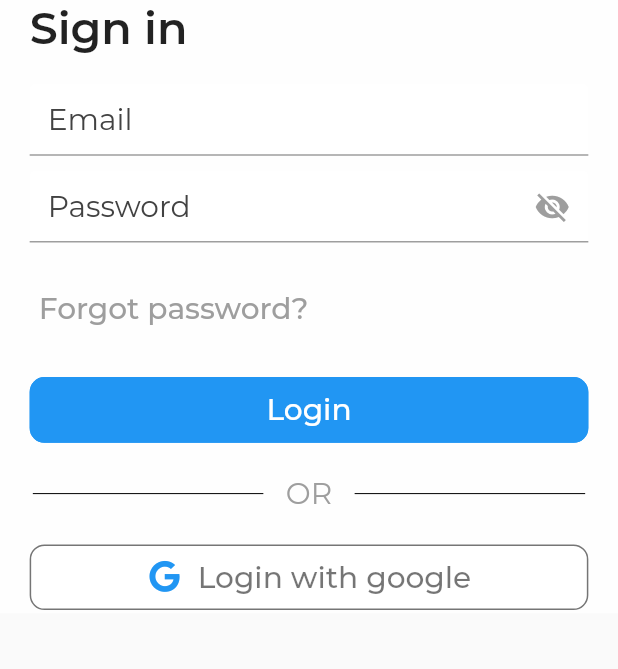
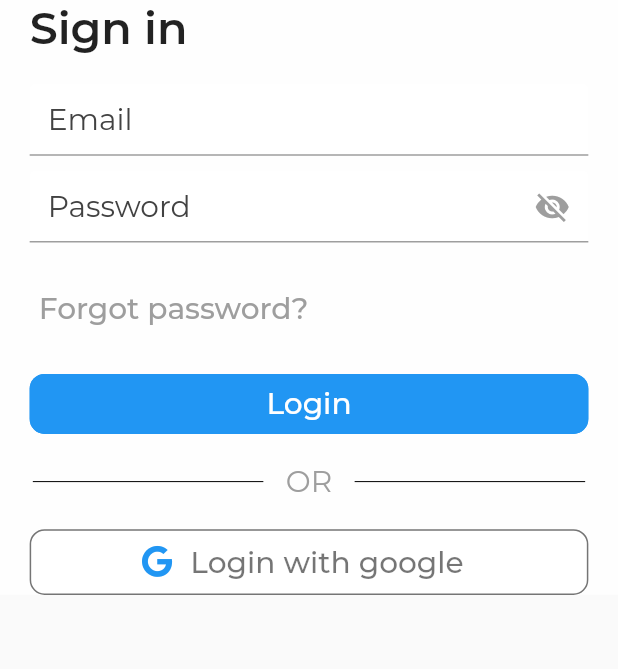
Before and after one commit to manish-poudel/Everest, a Flutter app: the screen it shows after launch, after a tap on "Login", on a phone screen of 412 x 824 dp, the part 210-879 px from its top. Run offline on Flutter 3.47's test engine with Material 2 defaults, Android fonts, the phone set to English and light mode, and no system bars; project files that could hold a hidden picture were left out.

Commit message:
Manish: fixed padding issue in button collection of intro page.

```diff
--- a/lib/Views/intro_page.dart
+++ b/lib/Views/intro_page.dart
@@ -5,7 +5,7 @@ import 'package:everest/Resources/custom_icons.dart';
 import 'package:everest/Utilities/ScreenUtility.dart';
 import 'package:everest/Utilities/ViewUtility.dart';
 import 'package:everest/Views/login_page.dart';
-import 'package:everest/Widgets/custom_buttons.dart';
+import 'package:everest/Widgets/rounded_flat_buttons.dart';
 import 'package:flutter/material.dart';
 
 /// First time intro page of the app. Allows user to see what app is all about with sign in and sign up options.
@@ -17,26 +17,28 @@ class IntroPage extends StatefulWidget {
 }
 
 class _IntroPageState extends State<IntroPage> {
+  double _illustrativeImgHeight;
+  double _illustrativeImgWidth;
+  double _standardPadding;
+
+
   @override
   Widget build(BuildContext context) {
     /// Height and width of app logo
-    double appLogoHeight = ScreenUtility.getScreenHeight(context) * 0.17;
+    double appLogoHeight = ScreenUtility.getScreenHeight(context) * 0.08;
     double appLogoWidth = ScreenUtility.getScreenWidth(context) * 0.2;
+    /// Height and width of illustrative image
+    _illustrativeImgHeight = ScreenUtility.getScreenHeight(context) * 0.37;
+    _illustrativeImgWidth = ScreenUtility.getScreenWidth(context);
 
-    /// Height and width of illustrative image
-    double illustrativeImgHeight =
-        ScreenUtility.getScreenHeight(context) * 0.37;
-    double illustrativeImgWidth = ScreenUtility.getScreenWidth(context);
-
-    double standardPadding = ScreenUtility.getStandardPadding(context);
-
+    _standardPadding = ScreenUtility.getStandardPadding(context);
     AppTheme.setStatusBarLightTheme();
     return MaterialApp(
       debugShowCheckedModeBanner: false,
       theme: AppTheme.light(context),
       home: Scaffold(
         body: Container(
-          padding: EdgeInsets.only(left: standardPadding, right:standardPadding),
+          padding: EdgeInsets.only(left: _standardPadding, right:_standardPadding, top: ScreenUtility.getStatusBarHeight(context)),
           width: ScreenUtility.getScreenWidth(context),
           child: Column(
             crossAxisAlignment: CrossAxisAlignment.start,
@@ -45,55 +47,75 @@ class _IntroPageState extends State<IntroPage> {
                 image: AssetImage(ImageResources.appLogoPath),
                 height: appLogoHeight,
                 width: appLogoWidth,
+                fit: BoxFit.fitHeight,
               ),
-              Align(
-                  alignment: Alignment.center,
-                  child: Image(
+            Padding(
+              padding: EdgeInsets.only(top: _standardPadding * 2),
+              child: _illustrativeImgWithCaption(),
+            ),
+              Expanded(child: _buttonsCollection())
+            ],
+          ),
+        ),
+      ),
+    );
+  }
+
+
+  /// Widget that display illustrative image with caption
+  /// @returns Widget
+  Widget _illustrativeImgWithCaption()
+  {
+    return Column(
+      crossAxisAlignment: CrossAxisAlignment.center,
+      children: [
+        Image(
           image: AssetImage(ImageResources.introPageIllustrationPath),
-                    height: illustrativeImgHeight,
-                    width: illustrativeImgWidth,
+          height: _illustrativeImgHeight,
+          width: _illustrativeImgWidth,
           fit: BoxFit.fitHeight,
-                  )),
-              Center(
-                  child: Padding(
-                padding: EdgeInsets.only(top: standardPadding * 2.4),
-                child: Text(StringResources.IntroPageImgCaptionMainOne,
+        ),
+        _headingWithSubtitle(StringResources.IntroPageImgCaptionMainOne, StringResources.IntroPageImgCaptionSubOne),
+        Padding(
+          padding: EdgeInsets.only(top:_standardPadding),
+          child: _headingWithSubtitle(StringResources.IntroPageImgCaptionMainTwo, StringResources.IntroPageImgCaptionSubTwo),
+        ),
+      ],
+    );
+  }
+
+  /// Widget with heading and caption text
+  /// @returns Widget
+  Widget _headingWithSubtitle(String heading, String subtitle)
+  {
+    return Column(
+      children: [
+        Text(heading,
             style: TextStyle(
                 fontSize: ScreenUtility.getStandardSize8(context) * 2,
                 fontFamily: 'Montserrat',
                 fontWeight: FontWeight.w500)),
-              )),
-              Center(
-                  child: Text(StringResources.IntroPageImgCaptionSubOne,
+        Text(subtitle,
             style: TextStyle(
                 fontSize:
                 ScreenUtility.getStandardSize8(context) * 1.5,
                 fontFamily: 'Montserrat',
-                          fontWeight: FontWeight.w300))),
-              Center(
-                  child: Padding(
-                padding: EdgeInsets.only(top: standardPadding),
-                child: Text(StringResources.IntroPageImgCaptionMainTwo,
-                    style: TextStyle(
-                        fontSize: ScreenUtility.getStandardSize8(context) * 2,
-                        fontFamily: 'Montserrat',
-                        fontWeight: FontWeight.w500)),
-              )),
-              Center(
-                  child: Text(StringResources.IntroPageImgCaptionSubTwo,
-                      style: TextStyle(
-                          fontSize:
-                              ScreenUtility.getStandardSize8(context) * 1.5,
-                          fontFamily: 'Montserrat',
-                          fontWeight: FontWeight.w300))),
-              Padding(
-                padding: EdgeInsets.only(
-                    top: standardPadding * 4,
-                    left: standardPadding * 2,
-                    right: standardPadding * 2),
+                fontWeight: FontWeight.w300)),
+      ],
+    );
+  }
+
+  /// All the button on the intro page
+  /// @returns Widget with list of rounded buttons
+  Widget _buttonsCollection()
+  {
+    return Container(
+      padding: EdgeInsets.only(left: _standardPadding, right: _standardPadding),
       child: Column(
+        crossAxisAlignment: CrossAxisAlignment.center,
+        mainAxisAlignment: MainAxisAlignment.center,
         children: [
-                    CustomRoundedButton(
+          RoundedFlatButton(
             onClick: _onJoinNowBtnPressed,
             width: ScreenUtility.getScreenWidth(context),
             text: "Join now",
@@ -102,8 +124,8 @@ class _IntroPageState extends State<IntroPage> {
             borderColor: Colors.blue,
           ),
           Padding(
-                      padding:  EdgeInsets.only(top:ScreenUtility.getStandardPadding(context)),
-                      child: CustomRoundedButton(
+            padding:EdgeInsets.only(top:_standardPadding, bottom: _standardPadding),
+            child: RoundedFlatButton(
               onClick: _onJoinNowBtnPressed,
               width: ScreenUtility.getScreenWidth(context),
               text: "Join with google",
@@ -113,9 +135,7 @@ class _IntroPageState extends State<IntroPage> {
               icon: Icon(CustomIcons.google, color: Colors.blue),
             ),
           ),
-                    Padding(
-                      padding:EdgeInsets.only(top:ScreenUtility.getStandardPadding(context)),
-                      child: CustomRoundedButton(
+          RoundedFlatButton(
             onClick: _onLoginButtonPressed,
             width: ScreenUtility.getScreenWidth(context),
             text: "Login",
@@ -123,13 +143,7 @@ class _IntroPageState extends State<IntroPage> {
             backgroundColor: Colors.white,
             borderColor: Colors.black54,
           ),
-                    ),
         ],
-                ),
-              )
-            ],
-          ),
-        ),
       ),
     );
   }
--- a/lib/Views/login_page.dart
+++ b/lib/Views/login_page.dart
@@ -1,19 +1,15 @@
 import 'package:everest/Resources/app_image_resources.dart';
-import 'package:everest/Resources/app_theme.dart';
 import 'package:everest/Resources/custom_icons.dart';
 import 'package:everest/Utilities/ScreenUtility.dart';
-import 'package:everest/Widgets/custom_buttons.dart';
-import 'package:everest/Widgets/custom_dashedtext_widget.dart';
-import 'package:everest/Widgets/custom_login_widget.dart';
-import 'package:everest/Widgets/custom_textbox.dart';
+import 'package:everest/Widgets/rounded_flat_buttons.dart';
+import 'package:everest/Widgets/dashed_text_widget.dart';
+import 'package:everest/Widgets/login_widget.dart';
 import 'package:flutter/material.dart';
 
 /// Login view page to handle authentication
 ///@author Manish Poudel
 ///@createdAt 9/23/2020
 class LoginPage extends StatelessWidget {
-  static const String _loginPageBannerImgPath =
-      "assets/images/login_page_banner.png";
 
   @override
   Widget build(BuildContext context) {
@@ -22,7 +18,7 @@ class LoginPage extends StatelessWidget {
     double appLogoWidth = ScreenUtility.getScreenWidth(context) * 0.2;
     double standardPadding = ScreenUtility.getStandardPadding(context);
 
-    CustomLoginWidget customLoginWidget = CustomLoginWidget();
+    LoginWidget customLoginWidget = LoginWidget();
 
     return Scaffold(
       resizeToAvoidBottomInset: true,
@@ -43,11 +39,11 @@ class LoginPage extends StatelessWidget {
               customLoginWidget,
               Padding(
                 padding: EdgeInsets.only(top:standardPadding * 2, bottom: standardPadding * 2),
-                child: CustomDashedTextWidget(lineHeight: 1, lineWidth: 1,text: "OR",),
+                child: DashedTextWidget(lineHeight: 1, lineWidth: 1,text: "OR",),
               ),
               Padding(
                 padding:  EdgeInsets.only(left: standardPadding, right: standardPadding),
-                child: CustomRoundedButton(
+                child: RoundedFlatButton(
                   onClick: null,
                   width: ScreenUtility.getScreenWidth(context),
                   text: "Login with google",
--- /dev/null
+++ b/lib/Views/registration_page.dart
@@ -0,0 +1,16 @@
+import 'package:flutter/material.dart';
+
+/// Register view page to handle registration
+///@author Manish Poudel
+///@createdAt 9/24/2020
+class RegistrationPage extends StatefulWidget {
+  @override
+  _RegistrationPageState createState() => _RegistrationPageState();
+}
+
+class _RegistrationPageState extends State<RegistrationPage> {
+  @override
+  Widget build(BuildContext context) {
+    return Container();
+  }
+}
--- a/lib/Widgets/custom_buttons.dart
+++ /dev/null
@@ -1,63 +0,0 @@
-import 'package:everest/Utilities/ScreenUtility.dart';
-import 'package:flutter/material.dart';
-
-/// Class that provides button
-/// @author Manish Poudel
-/// @createdAt 9/24/2020
-class CustomRoundedButton extends StatelessWidget {
-  final String text;
-  final double width;
-  final Function onClick;
-  final Color borderColor;
-  final Color backgroundColor;
-  final Color textColor;
-  final Icon icon;
-
-  CustomRoundedButton(
-      {@required this.text,
-      @required this.width,
-      @required this.onClick,
-      @required this.backgroundColor,
-      @required this.textColor,
-      @required this.borderColor,
-      this.icon});
-  @override
-  Widget build(BuildContext context) {
-    return FlatButton(
-      onPressed: () => Function.apply(onClick, []),
-      color: backgroundColor,
-      shape: RoundedRectangleBorder(
-          borderRadius:
-              BorderRadius.circular(ScreenUtility.getStandardSize8(context)),
-          side: BorderSide(color: borderColor)),
-      child: Container(
-          width: width,
-          child: Center(
-              child: icon == null
-                  ? Padding(
-                    padding:  EdgeInsets.all(ScreenUtility.getStandardSize8(context)),
-                    child: Text(text,
-                        style: TextStyle(
-                            fontSize: ScreenUtility.getStandardSize8(context) * 2,
-                            fontFamily: 'Montserrat',
-                            color: textColor)),
-                  )
-                  : Row(
-                      mainAxisAlignment: MainAxisAlignment.center,
-                      children: [
-                        icon,
-                        Padding(
-                          padding: EdgeInsets.only(left: ScreenUtility.getStandardSize8(context),
-                            top: ScreenUtility.getStandardSize8(context), bottom: ScreenUtility.getStandardSize8(context) ),
-                          child: Text(text,
-                              style: TextStyle(
-                                  fontSize:
-                                      ScreenUtility.getStandardSize8(context) * 2,
-                                  fontFamily: 'Montserrat',
-                                  color: textColor)),
-                        )
-                      ],
-                    ))),
-    );
-  }
-}
--- a/lib/Widgets/custom_dashedtext_widget.dart
+++ b/lib/Widgets/dashed_text_widget.dart
@@ -5,13 +5,13 @@ import 'package:flutter/material.dart';
 /// @author Manish Poudel
 /// @createdAt 9/24/2020
 
-class CustomDashedTextWidget extends StatelessWidget {
+class DashedTextWidget extends StatelessWidget {
 
   final String text;
   final double lineHeight;
   final double lineWidth;
 
-  CustomDashedTextWidget({@required this.text, @required this.lineHeight, @required this.lineWidth});
+  DashedTextWidget({@required this.text, @required this.lineHeight, @required this.lineWidth});
 
   @override
   Widget build(BuildContext context) {
--- a/lib/Widgets/custom_login_widget.dart
+++ b/lib/Widgets/login_widget.dart
@@ -1,32 +1,32 @@
 import 'package:everest/Utilities/ScreenUtility.dart';
-import 'package:everest/Widgets/custom_textbox.dart';
+import 'package:everest/Widgets/simple_textbox.dart';
 import 'package:flutter/material.dart';
 
-import 'custom_buttons.dart';
+import 'rounded_flat_buttons.dart';
 
 /// Class that provides login widget
 /// @author Manish Poudel
 /// @createdAt 9/24/2020
 
-class CustomLoginWidget extends StatefulWidget {
+class LoginWidget extends StatefulWidget {
 
   final Function onLogin;
   final Function onPasswordForgot;
 
-  CustomLoginWidget({@required this.onLogin, @required this.onPasswordForgot});
+  LoginWidget({@required this.onLogin, @required this.onPasswordForgot});
 
   @override
-  _CustomLoginWidgetState createState() => _CustomLoginWidgetState();
+  _LoginWidgetState createState() => _LoginWidgetState();
 }
 
-class _CustomLoginWidgetState extends State<CustomLoginWidget> {
+class _LoginWidgetState extends State<LoginWidget> {
 
    bool obscurePassword = true;
   @override
   Widget build(BuildContext context) {
     double standardPadding = ScreenUtility.getStandardPadding(context);
-    CustomTextBoxWidget emailTextBox = CustomTextBoxWidget(obscureText: false, hintText: "Email");
-    CustomTextBoxWidget passwordTextBox = CustomTextBoxWidget(obscureText: obscurePassword, hintText: "Password",
+    SimpleTextBoxWidget emailTextBox = SimpleTextBoxWidget(obscureText: false, hintText: "Email");
+    SimpleTextBoxWidget passwordTextBox = SimpleTextBoxWidget(obscureText: obscurePassword, hintText: "Password",
         suffixIcon: IconButton(icon: obscurePassword?Icon(Icons.visibility_off, color: Colors.grey):Icon(Icons.visibility, color: Colors.grey), onPressed: (){
           setState(() {
             obscurePassword = !obscurePassword;
@@ -59,7 +59,7 @@ class _CustomLoginWidgetState extends State<CustomLoginWidget> {
 
         Padding(
           padding:EdgeInsets.only(left: standardPadding, right:standardPadding),
-          child: CustomRoundedButton(
+          child: RoundedFlatButton(
             onClick: widget.onLogin,
             width: ScreenUtility.getScreenWidth(context),
             text: "Login",
--- /dev/null
+++ b/lib/Widgets/rounded_flat_buttons.dart
@@ -0,0 +1,64 @@
+import 'package:everest/Utilities/ScreenUtility.dart';
+import 'package:flutter/cupertino.dart';
+import 'package:flutter/material.dart';
+
+/// Class that provides button
+/// @author Manish Poudel
+/// @createdAt 9/24/2020
+class RoundedFlatButton extends StatelessWidget {
+  final String text;
+  final double width;
+  final Function onClick;
+  final Color borderColor;
+  final Color backgroundColor;
+  final Color textColor;
+  final Icon icon;
+
+  RoundedFlatButton(
+      {@required this.text,
+      @required this.width,
+      @required this.onClick,
+      @required this.backgroundColor,
+      @required this.textColor,
+      @required this.borderColor,
+      this.icon});
+  @override
+  Widget build(BuildContext context) {
+    return FlatButton(
+      materialTapTargetSize: MaterialTapTargetSize.shrinkWrap,
+      onPressed: () => Function.apply(onClick, []),
+      color: backgroundColor,
+      shape: RoundedRectangleBorder(
+          borderRadius:
+              BorderRadius.circular(ScreenUtility.getStandardSize8(context)),
+          side: BorderSide(color: borderColor)),
+      child: icon == null
+          ?Padding(
+          padding: EdgeInsets.all(8),
+          child:Center(
+            child: Text(text,
+                style: TextStyle(
+                    fontSize: ScreenUtility.getStandardSize8(context) * 2,
+                    fontFamily: 'Montserrat',
+                    color: textColor)),
+          ))
+          : Row(
+              mainAxisAlignment: MainAxisAlignment.center,
+              children: [
+                icon,
+                Padding(
+                  padding:  EdgeInsets.all(ScreenUtility.getStandardPadding(context)),
+                  child: Center(
+                    child: Text(text,
+                        style: TextStyle(
+                            fontSize:
+                                ScreenUtility.getStandardSize8(context) * 2,
+                            fontFamily: 'Montserrat',
+                            color: textColor)),
+                  ),
+                )
+              ],
+            ),
+    );
+  }
+}
--- a/lib/Widgets/custom_textbox.dart
+++ b/lib/Widgets/simple_textbox.dart
@@ -7,7 +7,7 @@ import 'package:flutter/material.dart';
 /// @author Manish Poudel
 /// @createdAt 9/24/2020
 
-class CustomTextBoxWidget extends StatelessWidget {
+class SimpleTextBoxWidget extends StatelessWidget {
   final TextEditingController _textEditingController = TextEditingController();
   final String hintText;
   final bool obscureText;
@@ -19,7 +19,7 @@ class CustomTextBoxWidget extends StatelessWidget {
     return _textEditingController.text;
   }
 
-  CustomTextBoxWidget({@required this.hintText, @required this.obscureText, this.suffixIcon});
+  SimpleTextBoxWidget({@required this.hintText, @required this.obscureText, this.suffixIcon});
 
   @override
   Widget build(BuildContext context) {
```
Also changed, not shown: lib/Views/register_page.dart (deleted). Lines whose indentation alone changed are shown as unchanged.
